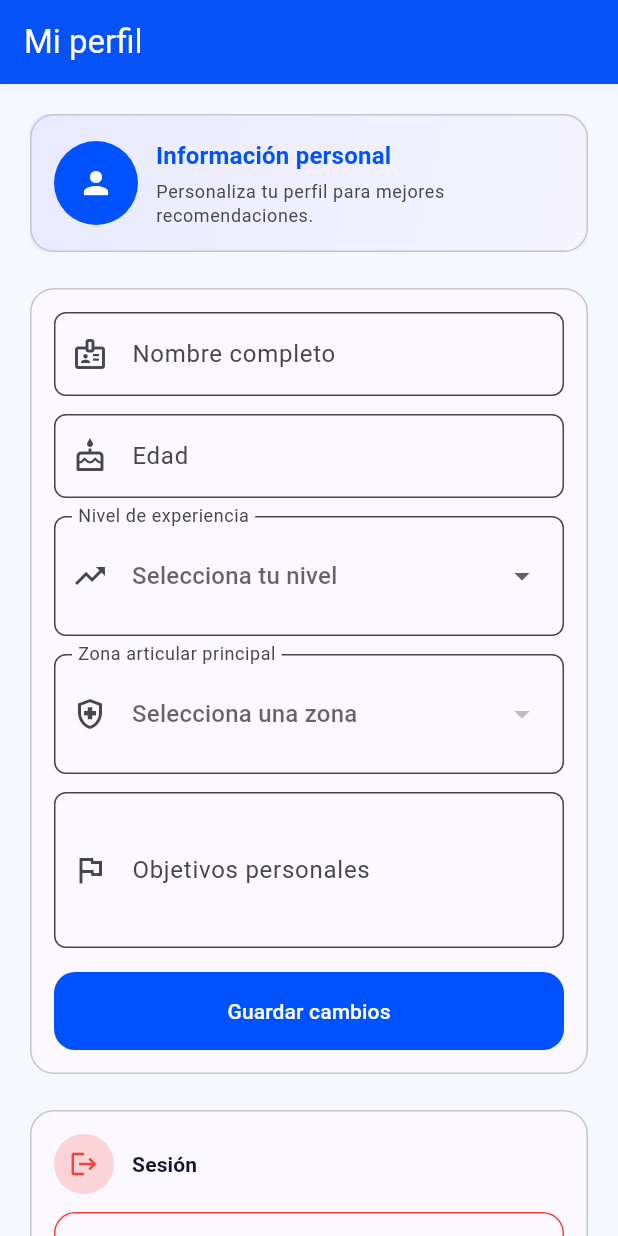
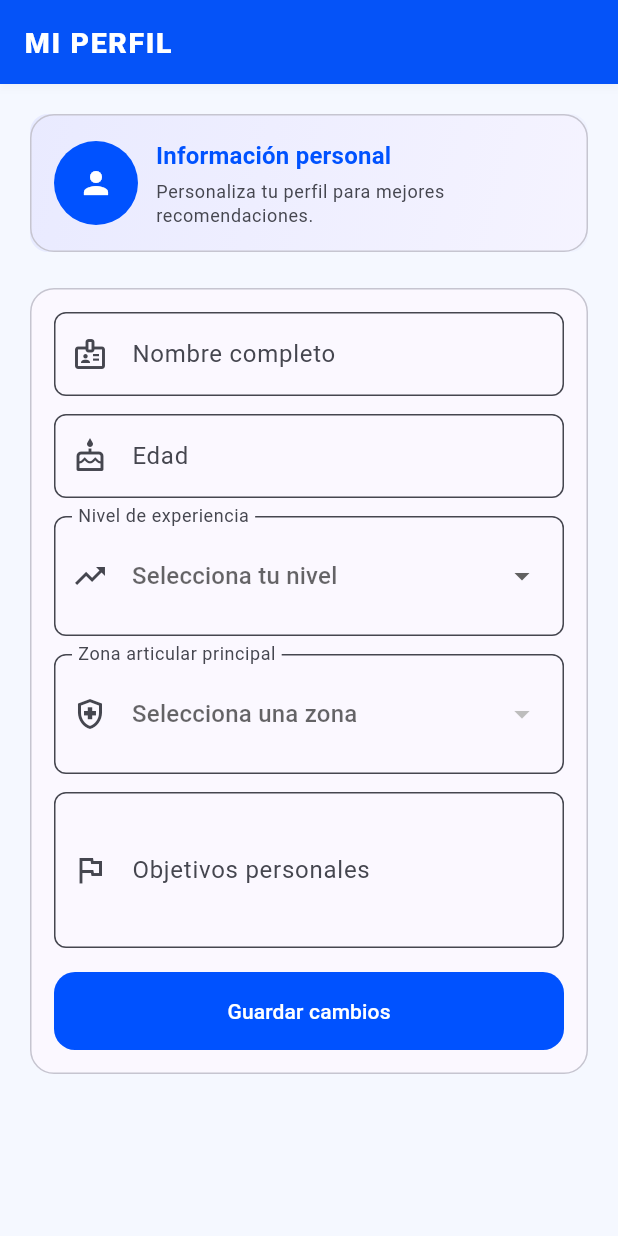
Before and after one commit to gabrieltss16/ProyectoIntermodular, a Flutter app: the ProfileScreen screen opened directly with empty values, on a phone screen of 412 x 824 dp. Run offline on Flutter 3.47's test engine with Material 3 defaults, Android fonts, the phone set to English and light mode, and no system bars; our stand-ins replace cloud_firestore, firebase_auth, firebase_core, google_sign_in, shared_preferences; accounts and stored records are empty.

Commit message:
Establecer estilos de texto y mejorar la consistencia de los títulos en varias pantallas de la aplicación.

```diff
--- a/app/lib/main.dart
+++ b/app/lib/main.dart
@@ -35,6 +35,12 @@ class MyApp extends StatelessWidget {
         centerTitle: false,
         elevation: 2,
         shadowColor: Colors.black.withValues(alpha: 0.1),
+        titleTextStyle: const TextStyle(
+          color: Colors.white,
+          fontSize: 19,
+          fontWeight: FontWeight.w800,
+          letterSpacing: 1.1,
+        ),
       ),
       cardTheme: CardThemeData(
         elevation: 0,
--- a/app/lib/screens/login_screen.dart
+++ b/app/lib/screens/login_screen.dart
@@ -125,7 +125,7 @@ class _LoginScreenState extends State<LoginScreen> {
     final scheme = Theme.of(context).colorScheme;
 
     return Scaffold(
-      appBar: AppBar(title: const Text('Iniciar sesión')),
+      appBar: AppBar(title: const Text('INICIAR SESION')),
       body: Container(
         decoration: BoxDecoration(
           gradient: LinearGradient(
--- a/app/lib/screens/profile_screen.dart
+++ b/app/lib/screens/profile_screen.dart
@@ -3,8 +3,6 @@ import 'package:flutter/material.dart';
 import '../models/user_profile.dart';
 import '../services/catalog_service.dart';
 import '../services/user_profile_repository.dart';
-import '../services/auth_service.dart';
-import 'home_screen.dart';
 
 class ProfileScreen extends StatefulWidget {
   final CatalogData data;
@@ -26,7 +24,6 @@ class _ProfileScreenState extends State<ProfileScreen> {
   final _nombreCtrl = TextEditingController();
   final _edadCtrl = TextEditingController();
   final _objetivosCtrl = TextEditingController();
-  final _nivelExperienciaCtrl = TextEditingController();
   String? _zonaPrincipalId;
   String? _nivelExperienciaValue = 'principiante';
 
@@ -38,38 +35,7 @@ class _ProfileScreenState extends State<ProfileScreen> {
     _nombreCtrl.dispose();
     _edadCtrl.dispose();
     _objetivosCtrl.dispose();
-    _nivelExperienciaCtrl.dispose();
     super.dispose();
-  }
-
-  Future<void> _logout() async {
-    final ok = await showDialog<bool>(
-      context: context,
-      builder: (_) => AlertDialog(
-        title: const Text('Cerrar sesión'),
-        content: const Text('¿Deseas cerrar la sesión?'),
-        actions: [
-          TextButton(
-            onPressed: () => Navigator.pop(context, false),
-            child: const Text('Cancelar'),
-          ),
-          FilledButton(
-            onPressed: () => Navigator.pop(context, true),
-            child: const Text('Cerrar sesión'),
-          ),
-        ],
-      ),
-    );
-
-    if (ok == true) {
-      await AuthService().signOut();
-      if (!mounted) return;
-      Navigator.pushAndRemoveUntil(
-        context,
-        MaterialPageRoute(builder: (_) => const HomeScreen()),
-        (route) => false,
-      );
-    }
   }
 
   Future<UserProfile> _load() async {
@@ -134,7 +100,7 @@ class _ProfileScreenState extends State<ProfileScreen> {
 
     return Scaffold(
       appBar: AppBar(
-        title: const Text('Mi perfil'),
+        title: const Text('MI PERFIL'),
       ),
       body: FutureBuilder<UserProfile>(
         future: _load(),
@@ -326,45 +292,6 @@ class _ProfileScreenState extends State<ProfileScreen> {
                     ),
                   ),
                 ),
-                const SizedBox(height: 16),
-                Card(
-                  child: Padding(
-                    padding: const EdgeInsets.all(16),
-                    child: Column(
-                      crossAxisAlignment: CrossAxisAlignment.stretch,
-                      children: [
-                        Row(
-                          children: [
-                            CircleAvatar(
-                              radius: 20,
-                              backgroundColor: Colors.red.withValues(alpha: 0.2),
-                              child: const Icon(Icons.logout, color: Colors.red, size: 20),
-                            ),
-                            const SizedBox(width: 12),
-                            Text(
-                              'Sesión',
-                              style: Theme.of(context).textTheme.titleSmall?.copyWith(
-                                    fontWeight: FontWeight.w700,
-                                  ),
-                            ),
-                          ],
-                        ),
-                        const SizedBox(height: 12),
-                        OutlinedButton(
-                          onPressed: _logout,
-                          style: OutlinedButton.styleFrom(
-                            side: const BorderSide(color: Colors.red),
-                            minimumSize: const Size.fromHeight(48),
-                          ),
-                          child: const Text(
-                            'Cerrar sesión',
-                            style: TextStyle(color: Colors.red),
-                          ),
-                        ),
-                      ],
-                    ),
-                  ),
-                ),
                 const SizedBox(height: 24),
               ],
             ),
--- a/app/lib/screens/register_screen.dart
+++ b/app/lib/screens/register_screen.dart
@@ -94,7 +94,7 @@ class _RegisterScreenState extends State<RegisterScreen> {
     final scheme = Theme.of(context).colorScheme;
 
     return Scaffold(
-      appBar: AppBar(title: const Text('Crear cuenta')),
+      appBar: AppBar(title: const Text('CREAR CUENTA')),
       body: Container(
         decoration: BoxDecoration(
           gradient: LinearGradient(
--- a/app/lib/screens/routine_detail_screen.dart
+++ b/app/lib/screens/routine_detail_screen.dart
@@ -107,11 +107,7 @@ class RoutineDetailScreen extends StatelessWidget {
 
     return Scaffold(
       appBar: AppBar(
-        title: Text(
-          routine.nombre,
-          maxLines: 2,
-          overflow: TextOverflow.ellipsis,
-        ),
+        title: const Text('DETALLE RUTINA'),
       ),
       body: ListView(
         padding: const EdgeInsets.all(16),
--- a/app/lib/screens/routine_editor_screen.dart
+++ b/app/lib/screens/routine_editor_screen.dart
@@ -111,7 +111,7 @@ class _RoutineEditorScreenState extends State<RoutineEditorScreen> {
 
     return Scaffold(
       appBar: AppBar(
-        title: Text(widget.initial == null ? 'Nueva rutina' : 'Editar rutina'),
+        title: Text(widget.initial == null ? 'NUEVA RUTINA' : 'EDITAR RUTINA'),
         actions: [
           IconButton(onPressed: _save, icon: const Icon(Icons.check)),
         ],
--- a/app/lib/screens/routines_screen.dart
+++ b/app/lib/screens/routines_screen.dart
@@ -425,10 +425,14 @@ class _RoutinesScreenState extends State<RoutinesScreen> with TickerProviderStat
                 icon: const Icon(Icons.arrow_back),
               )
             : null,
-        title: const Text('Rutinas'),
+        title: const Text('RUTINAS'),
         bottom: showUserTab
             ? TabBar(
                 controller: _tabController,
+                labelColor: Colors.white,
+                unselectedLabelColor: Colors.white70,
+                indicatorColor: Colors.white,
+                dividerColor: Colors.transparent,
                 tabs: const [
                   Tab(text: 'Mis rutinas'),
                   Tab(text: 'Predeterminadas'),
--- a/app/lib/screens/zone_exercises_screen.dart
+++ b/app/lib/screens/zone_exercises_screen.dart
@@ -166,7 +166,7 @@ class ZoneExercisesScreen extends StatelessWidget {
 
     if (exercises.isEmpty) {
       return Scaffold(
-        appBar: AppBar(title: Text(zoneName)),
+        appBar: AppBar(title: Text('EJERCICIOS · ${zoneName.toUpperCase()}')),
         body: Center(
           child: Padding(
             padding: const EdgeInsets.all(24),
@@ -193,7 +193,7 @@ class ZoneExercisesScreen extends StatelessWidget {
     }
 
     return Scaffold(
-      appBar: AppBar(title: Text(zoneName)),
+      appBar: AppBar(title: Text('EJERCICIOS · ${zoneName.toUpperCase()}')),
       body: ListView(
         padding: const EdgeInsets.all(16),
         children: [
--- a/app/lib/screens/zones_screen.dart
+++ b/app/lib/screens/zones_screen.dart
@@ -30,7 +30,7 @@ class ZonesScreen extends StatelessWidget {
 
     if (zones.isEmpty) {
       return Scaffold(
-        appBar: AppBar(title: const Text('Zonas articulares')),
+        appBar: AppBar(title: const Text('EXPLORAR ZONAS')),
         body: Center(
           child: Padding(
             padding: const EdgeInsets.all(24),
@@ -57,7 +57,7 @@ class ZonesScreen extends StatelessWidget {
     }
 
     return Scaffold(
-      appBar: AppBar(title: const Text('Zonas articulares')),
+      appBar: AppBar(title: const Text('EXPLORAR ZONAS')),
       body: ListView(
         padding: const EdgeInsets.all(16),
         children: [
```
Also changed, not shown: app/lib/screens/chat_screen.dart (+1 -36 lines).
